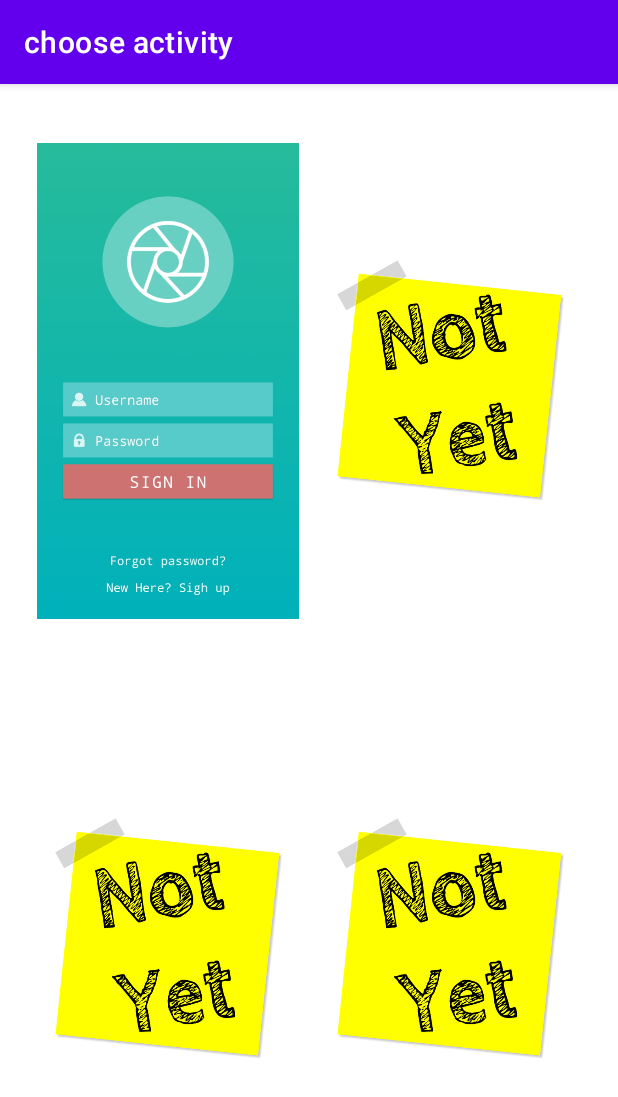
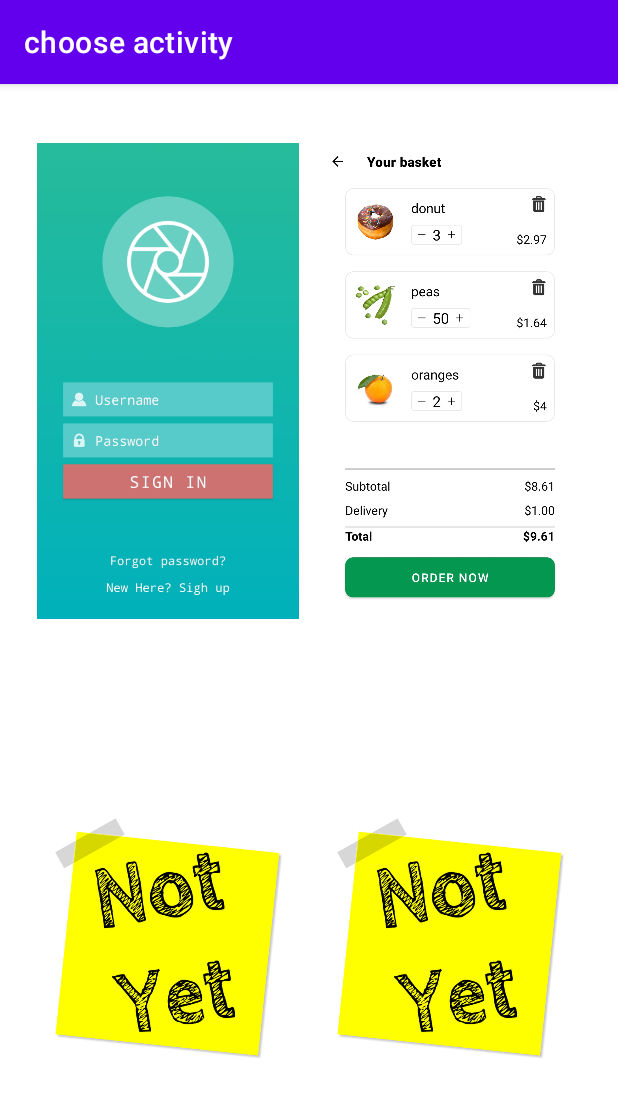
Before and after one commit to anddev404/MyEmptyViews, an Android app: the screen it shows after launch (MainActivity), on a phone screen of 412 x 824 dp. Shown: the top 1097 px of the screen. Run offline under Robolectric (Android 15) with nearby library versions, the phone set to English and light mode, and no system bars.

Commit message:
Update activity_main.xml

```diff
--- a/app/src/main/res/layout/activity_main.xml
+++ b/app/src/main/res/layout/activity_main.xml
@@ -30,7 +30,7 @@
             android:layout_width="0dp"
             android:layout_height="0dp"
             android:contentDescription="@string/second_activity"
-            android:src="@drawable/image_not_available"
+            android:src="@drawable/screenshot_basket_activity"
             app:layout_constraintBottom_toTopOf="@id/guideline"
             app:layout_constraintLeft_toRightOf="@id/imageView1"
             app:layout_constraintRight_toRightOf="parent"
```
